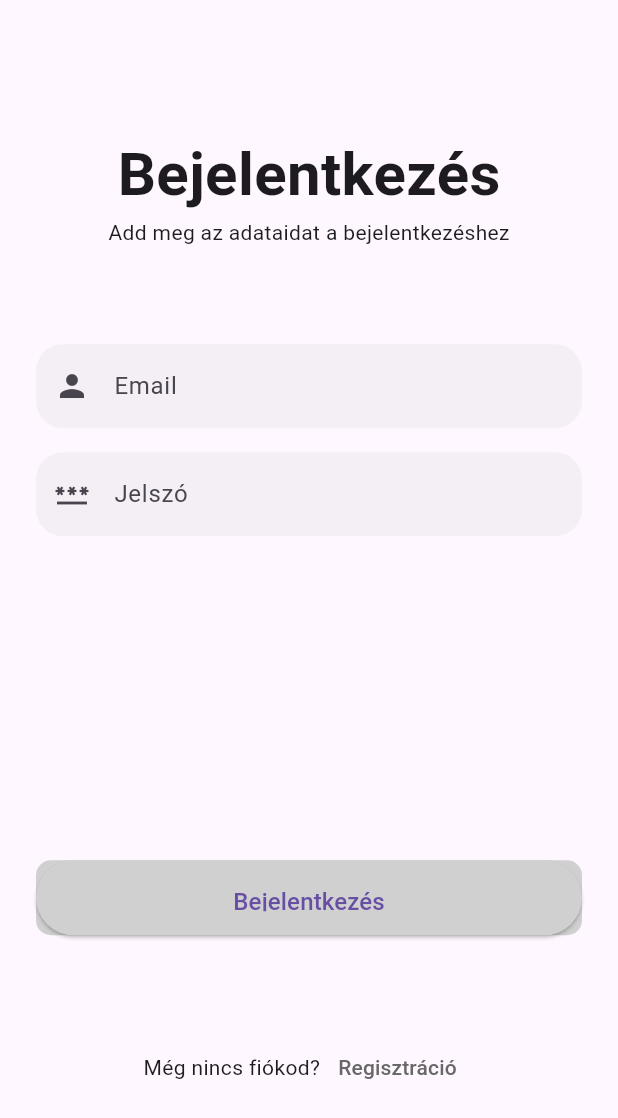
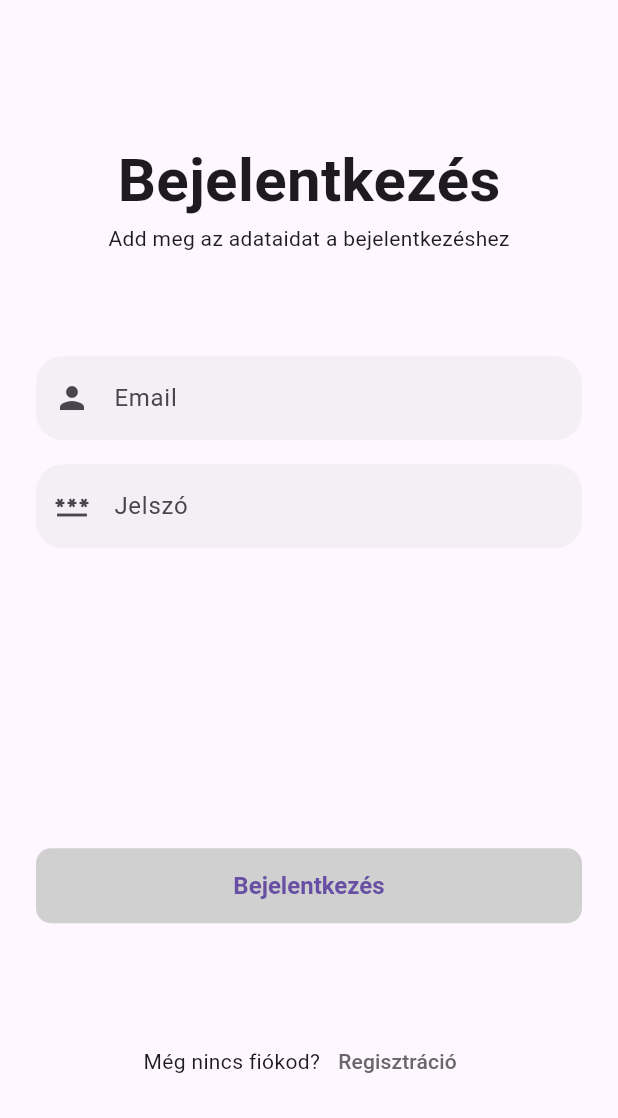
Before and after one commit to botonyy/beermate_2, a Flutter app: the screen it shows after launch, after a tap on "Bejelentkezés", on a phone screen of 412 x 824 dp. Shown: the top 1118 px of the screen. Run offline on Flutter 3.47's test engine with Material 3 defaults, Android fonts, the phone set to English and light mode, and no system bars; our stand-ins replace cloud_firestore, firebase_core; accounts and stored records are empty.

Commit message:
make buttons reuseable

```diff
--- a/lib/reuseable_widgets/reuseable_widgets.dart
+++ b/lib/reuseable_widgets/reuseable_widgets.dart
@@ -8,7 +8,7 @@ class CustomTextField extends StatelessWidget {
   final List<TextInputFormatter> inputFormatters;
   final bool obscureText;
 
-const CustomTextField({
+  const CustomTextField({
     super.key,
     required this.hintText,
     required this.prefixIcon,
@@ -17,7 +17,7 @@ const CustomTextField({
     required this.obscureText,
   });
 
-@override
+  @override
   Widget build(BuildContext context) {
     return TextField(
       decoration: InputDecoration(
@@ -25,7 +25,6 @@ const CustomTextField({
         border: OutlineInputBorder(
           borderRadius: BorderRadius.circular(18),
           borderSide: BorderSide.none,
-
         ),
         filled: true,
         fillColor: Colors.grey.withOpacity(0.1),
@@ -37,3 +36,50 @@ const CustomTextField({
     );
   }
 }
+
+class CustomButton extends StatelessWidget {
+  final String text;
+  final Color backgroundColor;
+  final double width;
+  final double height;
+  final VoidCallback onPressed;
+  final TextStyle textStyle;
+  final BorderRadiusGeometry borderRadius;
+
+  const CustomButton({
+    super.key,
+    required this.text,
+    required this.backgroundColor,
+    required this.width,
+    required this.height,
+    required this.onPressed,
+    required this.textStyle,
+    required this.borderRadius,
+  });
+
+  @override
+  Widget build(BuildContext context) {
+    return Container(
+      width: width,
+      height: height,
+      decoration: BoxDecoration(
+        color: backgroundColor,
+        borderRadius: borderRadius,
+      ),
+      child: ElevatedButton(
+        onPressed: onPressed,
+        style: ButtonStyle(
+          textStyle: WidgetStateProperty.all(textStyle),
+          backgroundColor: WidgetStateProperty.all(Colors.transparent),
+          elevation: WidgetStateProperty.all(0),
+          shape: WidgetStateProperty.all(
+            RoundedRectangleBorder(
+              borderRadius: borderRadius,
+            ),
+          ),
+        ),
+        child: Text(text),
+      ),
+    );
+  }
+}
--- a/lib/screens/login_screen.dart
+++ b/lib/screens/login_screen.dart
@@ -54,29 +54,23 @@ class LoginPage extends StatelessWidget {
           inputFormatters: [],
           obscureText: true),
       const SizedBox(height: 200),
-      const SizedBox(height: 16),
-      Container(
-          width: 280,
-          height: 50,
-          decoration: BoxDecoration(
-            color: const Color.fromARGB(255, 209, 208, 208),
-            borderRadius: BorderRadius.circular(10),
-          ),
-          child: ElevatedButton(
-            onPressed: () {
-              Navigator.push(context,
-                  MaterialPageRoute(builder: (context) => const HomePage()));
-            },
-            style: ElevatedButton.styleFrom(
-              shape: const StadiumBorder(),
-              padding: const EdgeInsets.symmetric(vertical: 16),
-              backgroundColor: const Color.fromARGB(255, 209, 208, 208),
-            ),
-            child: const Text(
-              "Bejelentkezés",
-              style: TextStyle(fontSize: 16),
-            ),
-          )),
+      CustomButton(
+        text: 'Bejelentkezés',
+        backgroundColor: const Color.fromARGB(255, 209, 208, 208),
+        width: 280,
+        height: 50,
+        onPressed: () {
+          Navigator.push(
+            context,
+            MaterialPageRoute(builder: (context) => const HomePage()),
+          );
+        },
+        textStyle: const TextStyle(
+          fontSize: 16,
+          fontWeight: FontWeight.bold,
+        ),
+        borderRadius: BorderRadius.circular(10),
+      ),
     ]);
   }
 
--- a/lib/screens/starter_screen.dart
+++ b/lib/screens/starter_screen.dart
@@ -1,3 +1,4 @@
+import 'package:beermate_2/reuseable_widgets/reuseable_widgets.dart';
 import 'package:beermate_2/screens/login_screen.dart';
 import 'package:beermate_2/screens/regist_screen.dart';
 import 'package:flutter/material.dart';
@@ -15,89 +16,58 @@ class StarterPage extends StatelessWidget {
         child: Column(
           mainAxisAlignment: MainAxisAlignment.center,
           children: [
-            const SizedBox(height: 16),
-            Container(
+            CustomButton(
+              text: 'Bejelentkezés',
+              backgroundColor: const Color.fromARGB(255, 209, 208, 208),
               width: 280,
               height: 50,
-              decoration: BoxDecoration(
-                color: const Color.fromARGB(255, 209, 208, 208),
-                borderRadius: BorderRadius.circular(10),
-              ),
-              child: ElevatedButton(
               onPressed: () {
-                  Navigator.push(context,
-                      MaterialPageRoute(builder: (context) => const LoginPage()));
+                Navigator.push(
+                  context,
+                  MaterialPageRoute(builder: (context) => const LoginPage()),
+                );
               },
-                style: ButtonStyle(
-                  textStyle: WidgetStateProperty.all<TextStyle>(
-                    const TextStyle(
+              textStyle: const TextStyle(
                 fontSize: 16,
                 fontWeight: FontWeight.bold,
               ),
-                  ),
-                  backgroundColor:
-                      WidgetStateProperty.all<Color>(Colors.transparent),
-                  elevation: WidgetStateProperty.all<double>(0),
-                ),
-                child: const Text('Bejelentkezés'),
-              ),
+              borderRadius: BorderRadius.circular(10),
             ),
             const SizedBox(height: 16),
-            Card(
-              elevation: 5,
-              shape: RoundedRectangleBorder(
-                borderRadius: BorderRadius.circular(10),
-              ),
-              child: Container(
+            CustomButton(
+              text: 'Bejelentkezés Google fiókkal',
+              backgroundColor: const Color.fromARGB(255, 209, 208, 208),
               width: 280,
               height: 50,
-                decoration: BoxDecoration(
-                  color: const Color.fromARGB(255, 209, 208, 208),
-                  borderRadius: BorderRadius.circular(10),
-                ),
-                child: ElevatedButton(
-                  onPressed: () async {},
-                  style: ButtonStyle(
-                    textStyle: WidgetStateProperty.all<TextStyle>(
-                      const TextStyle(
+              onPressed: () {
+                Navigator.push(
+                  context,
+                  MaterialPageRoute(builder: (context) => const LoginPage()),
+                );
+              },
+              textStyle: const TextStyle(
                 fontSize: 16,
                 fontWeight: FontWeight.bold,
               ),
-                    ),
-                    backgroundColor:
-                        WidgetStateProperty.all<Color>(Colors.transparent),
-                    elevation: WidgetStateProperty.all<double>(0),
-                  ),
-                  child: const Text('Bejelentkezés Google fiókkal'),
-                ),
-              ),
+              borderRadius: BorderRadius.circular(10),
             ),
             const SizedBox(height: 16),
-            Container(
+            CustomButton(
+              text: 'Regisztárció',
+              backgroundColor: const Color.fromARGB(255, 209, 208, 208),
               width: 280,
               height: 50,
-              decoration: BoxDecoration(
-                color: const Color.fromARGB(255, 209, 208, 208),
-                borderRadius: BorderRadius.circular(10),
-              ),
-              child: ElevatedButton(
               onPressed: () {
-                  Navigator.push(context,
-                      MaterialPageRoute(builder: (context) => const RegisterPage()));
+                Navigator.push(
+                  context,
+                  MaterialPageRoute(builder: (context) => const RegisterPage()),
+                );
               },
-                style: ButtonStyle(
-                  textStyle: WidgetStateProperty.all<TextStyle>(
-                    const TextStyle(
+              textStyle: const TextStyle(
                 fontSize: 16,
                 fontWeight: FontWeight.bold,
               ),
-                  ),
-                  backgroundColor:
-                      WidgetStateProperty.all<Color>(Colors.transparent),
-                  elevation: WidgetStateProperty.all<double>(0),
-                ),
-                child: const Text('Regisztráció'),
-              ),
+              borderRadius: BorderRadius.circular(10),
             ),
           ],
         ),
```
Lines whose indentation alone changed are shown as unchanged.
